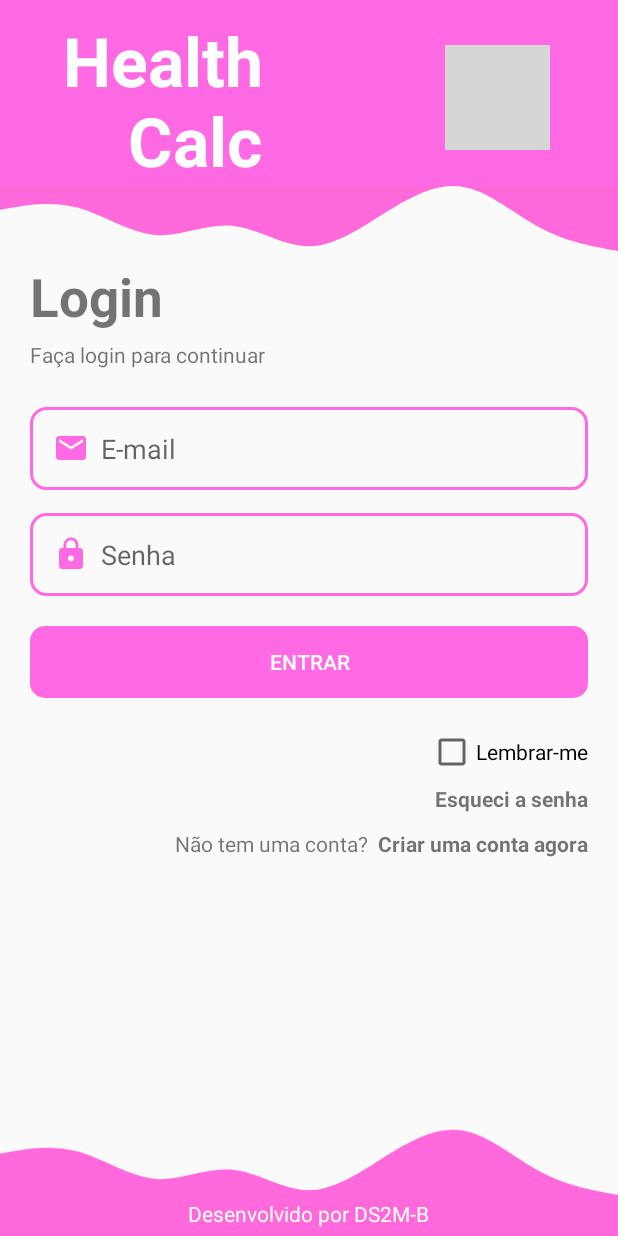
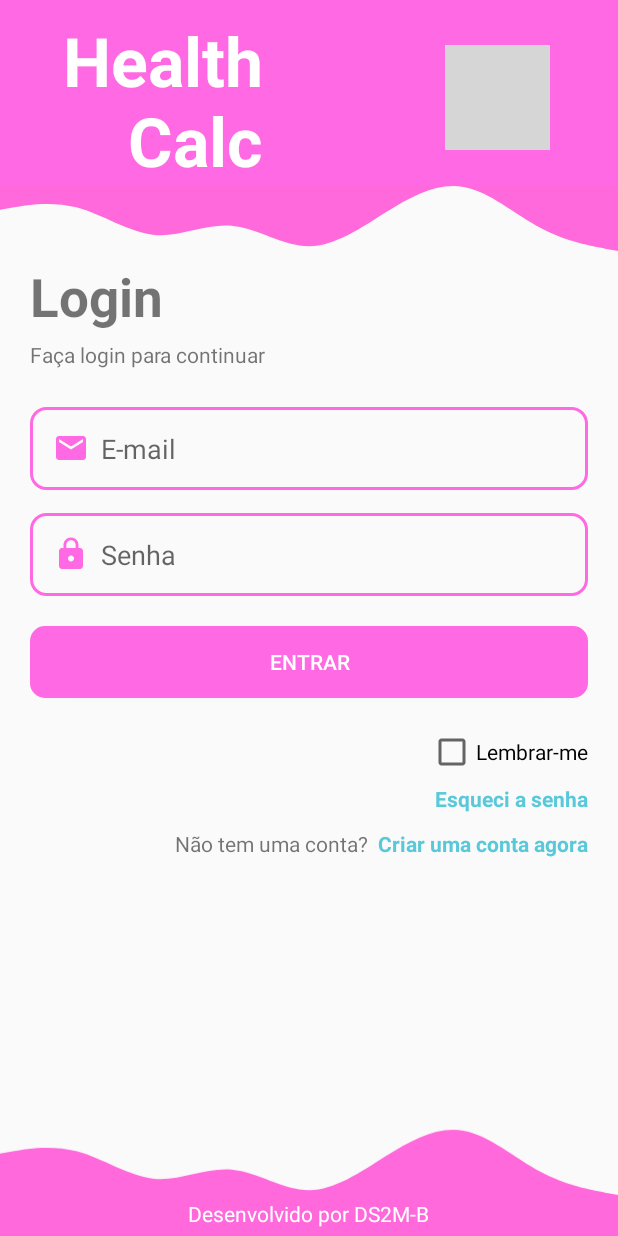
Before and after one commit to cintiagomes/android, an Android app: the screen it shows after launch (MainActivity), on a phone screen of 412 x 824 dp. Run offline under Robolectric (Android 15) with nearby library versions, the phone set to English and light mode, and no system bars; grey boxes are pictures that could not be loaded.

Commit message:
adm color

```diff
--- a/MyApplication/app/src/main/res/layout/activity_main.xml
+++ b/MyApplication/app/src/main/res/layout/activity_main.xml
@@ -118,7 +118,8 @@
         android:clickable="true"
         android:textStyle="bold"
         android:layout_marginTop="5dp"
-        android:layout_marginBottom="5dp"/>
+        android:layout_marginBottom="5dp"
+        android:textColor="#59c9da"/>
 
     <TextView
         android:id="@+id/criar_conta"
@@ -130,7 +131,8 @@
         android:clickable="true"
         android:textStyle="bold"
         android:layout_marginTop="5dp"
-        android:layout_marginBottom="5dp"/>
+        android:layout_marginBottom="5dp"
+        android:textColor="#59c9da"/>
 
     <TextView
         android:layout_width="match_parent"
```
